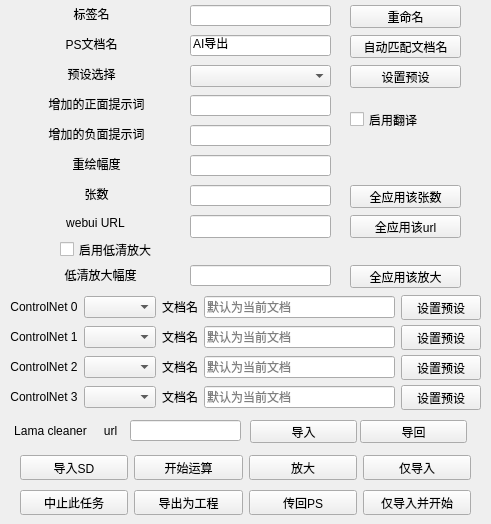
This is tab_window.ui in xi-yue-233/PSDLinkStableDiffusion as Qt 5 draws it before an edit. The edited form follows.
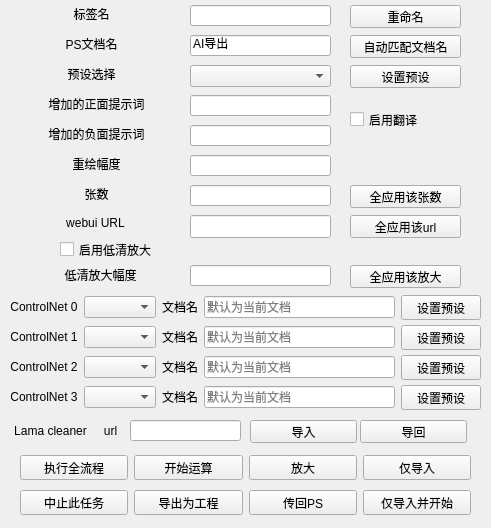
This is the edited form.

Commit message: 1、增加自动导入动作功能，当发现ps内没有插件需要的动作时会自动进行导入 2、修复快捷键失效问题 3、添加了高频层、低频层、饱和度观察层、影调观察层的快速创建插件

What changed in the file:
```diff
--- a/tab_window.ui
+++ b/tab_window.ui
@@ -7,7 +7,7 @@
     <x>0</x>
     <y>0</y>
     <width>491</width>
-    <height>524</height>
+    <height>528</height>
    </rect>
   </property>
   <property name="windowTitle">
@@ -352,7 +352,7 @@
        <string>按照任务设定从ps当前的文档导出图片进入sd执行</string>
       </property>
       <property name="text">
-       <string>导入SD</string>
+       <string>执行全流程</string>
       </property>
      </widget>
     </item>
```
The commit also changes 17 other files.
